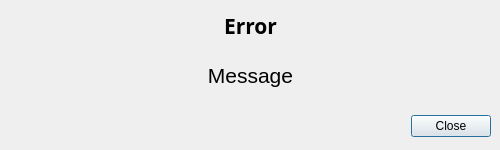
First picture: the form in src/messagewindow.ui, repository Rafostar/castnow-gui, before the edit.
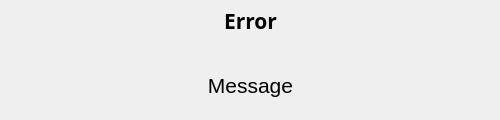
Second picture: the form after the edit.

Diff of the .ui file:
```diff
--- a/src/messagewindow.ui
+++ b/src/messagewindow.ui
@@ -7,42 +7,29 @@
     <x>0</x>
     <y>0</y>
     <width>500</width>
-    <height>150</height>
+    <height>120</height>
    </rect>
   </property>
   <property name="minimumSize">
    <size>
     <width>500</width>
-    <height>150</height>
+    <height>120</height>
    </size>
   </property>
   <property name="maximumSize">
    <size>
     <width>500</width>
-    <height>150</height>
+    <height>120</height>
    </size>
   </property>
   <property name="windowTitle">
    <string>Dialog</string>
   </property>
-  <widget class="QDialogButtonBox" name="buttonBox">
-   <property name="geometry">
-    <rect>
-     <x>10</x>
-     <y>110</y>
-     <width>481</width>
-     <height>32</height>
-    </rect>
-   </property>
-   <property name="standardButtons">
-    <set>QDialogButtonBox::Close</set>
-   </property>
-  </widget>
   <widget class="QLabel" name="messageText">
    <property name="geometry">
     <rect>
      <x>10</x>
-     <y>50</y>
+     <y>60</y>
      <width>481</width>
      <height>51</height>
     </rect>
@@ -65,10 +52,10 @@
   <widget class="QLabel" name="messageType">
    <property name="geometry">
     <rect>
-     <x>15</x>
-     <y>10</y>
-     <width>471</width>
-     <height>31</height>
+     <x>10</x>
+     <y>0</y>
+     <width>481</width>
+     <height>41</height>
     </rect>
    </property>
    <property name="font">
```
Left out of the diff: 40 changed lines with no effect on the pictures.
